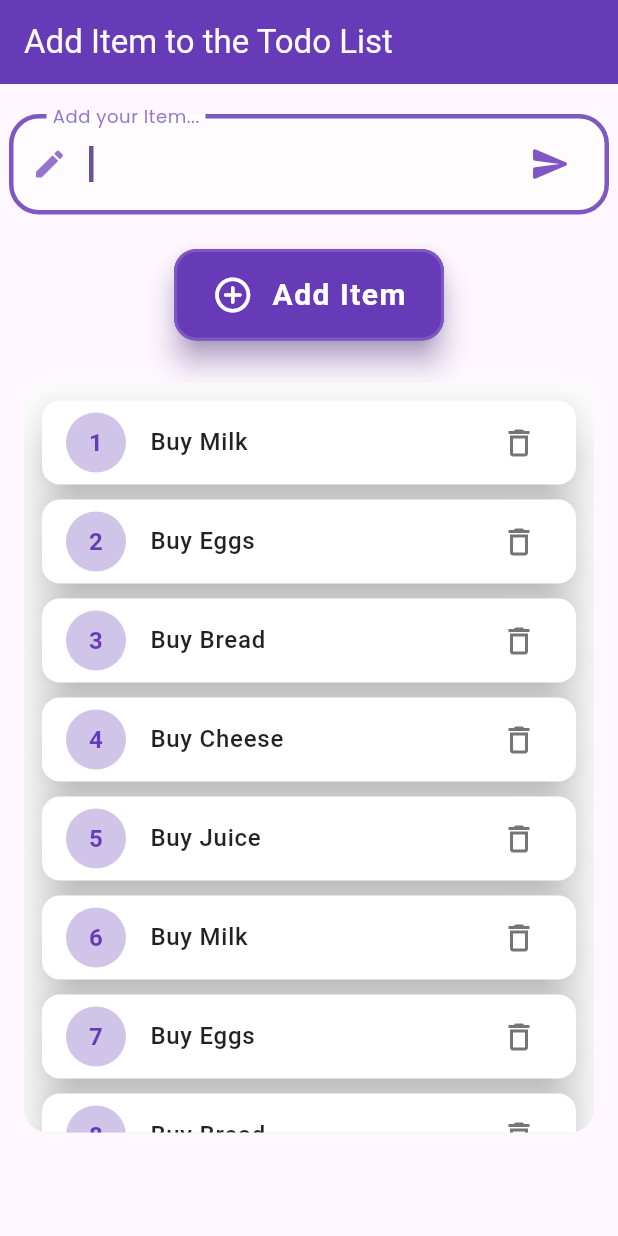
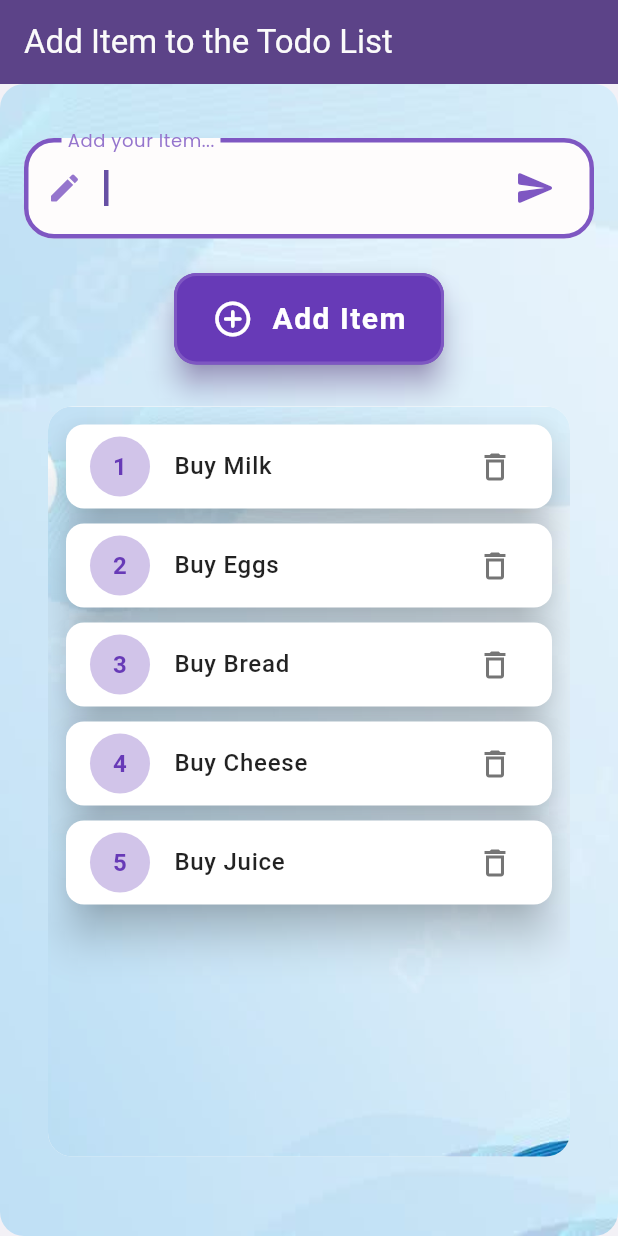
Before and after one commit to AakrishLama/ToDo_List, a Flutter app: the screen it shows after launch, on a phone screen of 412 x 824 dp. Run offline on Flutter 3.47's test engine with Material 3 defaults, Android fonts, the phone set to English and light mode, and no system bars; our stand-ins replace google_fonts; Roboto replaces fonts that are missing (Quando, Rakkas).

Commit message:
background image in body container for decoration

```diff
--- a/todo_list/lib/main.dart
+++ b/todo_list/lib/main.dart
@@ -40,41 +40,6 @@ class _MyAppState extends State<MyApp> {
     "Buy Bread",
     "Buy Cheese",
     "Buy Juice",
-    "Buy Milk",
-    "Buy Eggs",
-    "Buy Bread",
-    "Buy Cheese",
-    "Buy Juice",
-    "Buy Milk",
-    "Buy Eggs",
-    "Buy Bread",
-    "Buy Cheese",
-    "Buy Juice",
-    "Buy Milk",
-    "Buy Eggs",
-    "Buy Bread",
-    "Buy Cheese",
-    "Buy Juice",
-    "Buy Milk",
-    "Buy Eggs",
-    "Buy Bread",
-    "Buy Cheese",
-    "Buy Juice",
-    "Buy Milk",
-    "Buy Eggs",
-    "Buy Bread",
-    "Buy Cheese",
-    "Buy Juice",
-    "Buy Milk",
-    "Buy Eggs",
-    "Buy Bread",
-    "Buy Cheese",
-    "Buy Juice",
-    "Buy Milk",
-    "Buy Eggs",
-    "Buy Bread",
-    "Buy Cheese",
-    "Buy Juice",
   ];
 
   @override
@@ -83,14 +48,24 @@ class _MyAppState extends State<MyApp> {
       title: 'Flutter Demo',
       theme: ThemeData(primarySwatch: Colors.blue),
       home: Scaffold(
+        backgroundColor: const Color.fromARGB(255, 243, 241, 246),
         appBar: AppBar(
           title: Text(
             "Add Item to the Todo List",
             style: GoogleFonts.rakkas(color: Color(0xFFFAFAFA)),
           ),
-          backgroundColor: Colors.deepPurple,
+          backgroundColor: const Color.fromARGB(255, 92, 67, 136),
         ),
-        body: Center(
+        body: Container(
+          padding: const EdgeInsets.all(16),
+          decoration: const BoxDecoration(
+            image: DecorationImage(
+              image: AssetImage("images/wallpaper.png"),
+              fit: BoxFit.cover,
+            ),
+            borderRadius: BorderRadius.all(Radius.circular(16)),
+          ),
+          child: Center(
             child: Column(
               mainAxisAlignment: MainAxisAlignment.start,
               children: [
@@ -101,13 +76,10 @@ class _MyAppState extends State<MyApp> {
                 const SizedBox(height: 20),
                 Button(addItem: addItem),
 
-
                 const SizedBox(height: 20),
-              Scrollablelist(
-                todoList: todoList,
-                deleteItem: removeItem,
+                Scrollablelist(todoList: todoList, deleteItem: removeItem),
+              ],
             ),
-            ],
           ),
         ),
       ),
--- a/todo_list/lib/scrollablelist.dart
+++ b/todo_list/lib/scrollablelist.dart
@@ -1,4 +1,5 @@
 import 'package:flutter/material.dart';
+import "package:google_fonts/google_fonts.dart";
 
 class Scrollablelist extends StatelessWidget {
   final List<String> todoList;
@@ -17,6 +18,10 @@ class Scrollablelist extends StatelessWidget {
       decoration: BoxDecoration(
         color: Colors.grey[50],
         borderRadius: BorderRadius.circular(16),
+        image: const DecorationImage(
+          image: AssetImage("images/wallpaper.png"),
+          fit: BoxFit.cover,
+        ),
       ),
       margin: const EdgeInsets.symmetric(horizontal: 16, vertical: 8),
       child: ClipRRect(
@@ -60,11 +65,11 @@ class Scrollablelist extends StatelessWidget {
                     ),
                     title: Text(
                       todoList[index],
-                      style: const TextStyle(
+                      style: GoogleFonts.rakkas(
                         fontSize: 16,
                         fontWeight: FontWeight.w500,
                         color: Colors.black87,
-                      ),
+                      )
                     ),
                     trailing: IconButton(
                       icon: Icon(Icons.delete_outline),
--- a/todo_list/pubspec.yaml
+++ b/todo_list/pubspec.yaml
@@ -59,8 +59,8 @@ flutter:
   uses-material-design: true
 
   # To add assets to your application, add an assets section, like this:
-  # assets:
-  #   - images/a_dot_burr.jpeg
+  assets:
+    - images/
   #   - images/a_dot_ham.jpeg
 
   # An image asset can refer to one or more resolution-specific "variants", see
```
Also changed, not shown: todo_list/images/wallpaper.png (added). Lines whose indentation alone changed are shown as unchanged.
